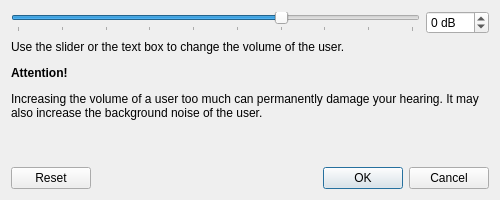
mumble-voip/mumble, file src/mumble/UserLocalVolumeDialog.ui: the form before one commit.
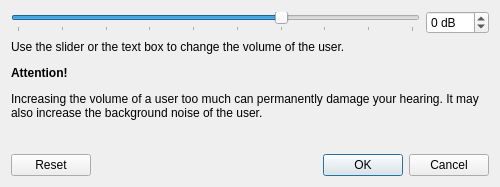
The form after the commit.

Commit message:
Fix local volume dialog default size
The default geometry was too small on macOS (#2993).

Remove default geometry and instead specify a minimum width. The dialog
will auto-adjust its height for content.

Fixes #2993

Patch:
```diff
--- a/src/mumble/UserLocalVolumeDialog.ui
+++ b/src/mumble/UserLocalVolumeDialog.ui
@@ -2,13 +2,11 @@
 <ui version="4.0">
  <class>UserLocalVolumeDialog</class>
  <widget class="QDialog" name="UserLocalVolumeDialog">
-  <property name="geometry">
-   <rect>
-    <x>0</x>
-    <y>0</y>
+  <property name="minimumSize">
+   <size>
     <width>500</width>
-    <height>200</height>
-   </rect>
+    <height>0</height>
+   </size>
   </property>
   <layout class="QGridLayout">
    <item row="0" column="0">
```
